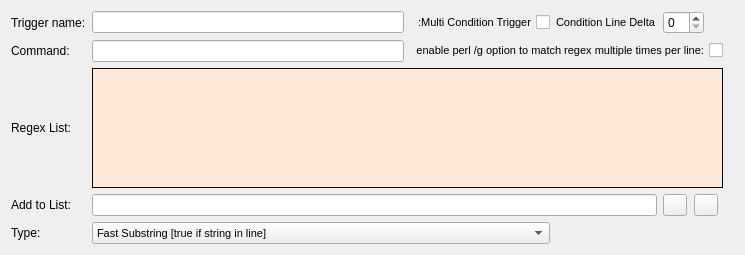
Old version of the form src/ui/triggers_main_area.ui in the repository Mudlet/Mudlet.
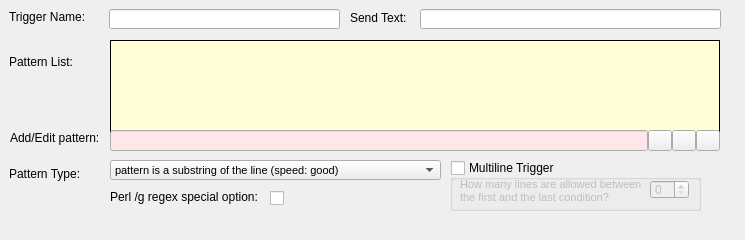
New version of the form. Icons and pictures are not drawn.

The edit to the form file:
```diff
--- a/src/ui/triggers_main_area.ui
+++ b/src/ui/triggers_main_area.ui
@@ -7,7 +7,7 @@
     <x>0</x>
     <y>0</y>
     <width>745</width>
-    <height>230</height>
+    <height>240</height>
    </rect>
   </property>
   <property name="sizePolicy">
@@ -16,127 +16,82 @@
     <verstretch>0</verstretch>
    </sizepolicy>
   </property>
+  <property name="minimumSize">
+   <size>
+    <width>0</width>
+    <height>240</height>
+   </size>
+  </property>
   <property name="maximumSize">
    <size>
     <width>16777215</width>
-    <height>230</height>
+    <height>250</height>
    </size>
   </property>
   <property name="windowTitle">
    <string>Form</string>
   </property>
-  <layout class="QGridLayout" name="gridLayout">
-   <item row="0" column="0">
     <widget class="QLabel" name="label_4">
-     <property name="text">
-      <string>Trigger name:</string>
-     </property>
-    </widget>
-   </item>
-   <item row="0" column="1">
-    <widget class="QLineEdit" name="lineEdit_trigger_name"/>
-   </item>
-   <item row="0" column="2">
-    <widget class="QCheckBox" name="checkBox_multlinetrigger">
-     <property name="sizePolicy">
-      <sizepolicy hsizetype="Fixed" vsizetype="Fixed">
-       <horstretch>0</horstretch>
-       <verstretch>0</verstretch>
-      </sizepolicy>
-     </property>
-     <property name="font">
-      <font>
-       <pointsize>8</pointsize>
-       <stylestrategy>PreferAntialias</stylestrategy>
-      </font>
-     </property>
-     <property name="toolTip">
-      <string>&lt;!DOCTYPE HTML PUBLIC &quot;-//W3C//DTD HTML 4.0//EN&quot; &quot;http://www.w3.org/TR/REC-html40/strict.dtd&quot;&gt;
-&lt;html&gt;&lt;head&gt;&lt;meta name=&quot;qrichtext&quot; content=&quot;1&quot; /&gt;&lt;style type=&quot;text/css&quot;&gt;
-p, li { white-space: pre-wrap; }
-&lt;/style&gt;&lt;/head&gt;&lt;body style=&quot; font-family:'DejaVu Sans'; font-size:8pt; font-weight:400; font-style:normal;&quot;&gt;
-&lt;p align=&quot;justify&quot; style=&quot; margin-top:0px; margin-bottom:0px; margin-left:0px; margin-right:0px; -qt-block-indent:0; text-indent:0px;&quot;&gt;Multiline Triggers: All conditions in the list must have matched within the specified margin of lines, in order to trigger the script. Normal triggers fire and run the script as soon as one of the conditions in the regex list is met i.e. if one of the regex/string matches match - or the Lua function condition return true, the trigger script is run. In multiline triggers, however, each single regex/string/Lua function condition in the list has to have matched within the specified margin of lines at least once to trigger the script. The sequence of the conditions is binding. This means if the 10th regex on the regex list would be matched on the eleventh line after the match of the first line happened, the trigger will *NOT* run unless the margin of lines is set to 11. If condition #3 is true but currently #2 is waiting to be true, condition #3 is ignored and must be true again after contidtion #2  has been true.&lt;/p&gt;&lt;/body&gt;&lt;/html&gt;</string>
-     </property>
-     <property name="layoutDirection">
-      <enum>Qt::RightToLeft</enum>
-     </property>
+   <property name="geometry">
+    <rect>
+     <x>9</x>
+     <y>9</y>
+     <width>79</width>
+     <height>16</height>
+    </rect>
+   </property>
      <property name="text">
-      <string>:Multi Condition Trigger</string>
-     </property>
-    </widget>
-   </item>
-   <item row="0" column="3">
-    <widget class="QLabel" name="label_3">
-     <property name="sizePolicy">
-      <sizepolicy hsizetype="Fixed" vsizetype="Fixed">
-       <horstretch>0</horstretch>
-       <verstretch>0</verstretch>
-      </sizepolicy>
-     </property>
-     <property name="font">
-      <font>
-       <pointsize>8</pointsize>
-      </font>
-     </property>
-     <property name="text">
-      <string>Condition Line Delta</string>
-     </property>
-    </widget>
-   </item>
-   <item row="0" column="4" colspan="2">
-    <widget class="QSpinBox" name="spinBox_linemargin">
-     <property name="sizePolicy">
-      <sizepolicy hsizetype="Fixed" vsizetype="Fixed">
-       <horstretch>0</horstretch>
-       <verstretch>0</verstretch>
-      </sizepolicy>
-     </property>
+    <string>Trigger Name:</string>
+   </property>
+  </widget>
+  <widget class="QLineEdit" name="lineEdit_trigger_name">
+   <property name="geometry">
+    <rect>
+     <x>109</x>
+     <y>9</y>
+     <width>231</width>
+     <height>20</height>
+    </rect>
+   </property>
      <property name="toolTip">
-      <string>Within how many lines must all condition be true to fire the trigger?</string>
-     </property>
-    </widget>
-   </item>
-   <item row="1" column="0">
+    <string>Chose a good name for your trigger. This name will be displayed in the trigger tree.</string>
+   </property>
+  </widget>
     <widget class="QLabel" name="label_5">
+   <property name="geometry">
+    <rect>
+     <x>350</x>
+     <y>10</y>
+     <width>58</width>
+     <height>16</height>
+    </rect>
+   </property>
      <property name="text">
-      <string>Command:</string>
-     </property>
-    </widget>
-   </item>
-   <item row="1" column="1">
-    <widget class="QLineEdit" name="trigger_command"/>
-   </item>
-   <item row="1" column="2" colspan="4">
-    <widget class="QCheckBox" name="perlSlashGOption">
-     <property name="sizePolicy">
-      <sizepolicy hsizetype="Fixed" vsizetype="Fixed">
-       <horstretch>0</horstretch>
-       <verstretch>0</verstretch>
-      </sizepolicy>
-     </property>
-     <property name="font">
-      <font>
-       <pointsize>8</pointsize>
-       <stylestrategy>PreferAntialias</stylestrategy>
-      </font>
+    <string>Send Text:</string>
+   </property>
+  </widget>
+  <widget class="QLineEdit" name="trigger_command">
+   <property name="geometry">
+    <rect>
+     <x>420</x>
+     <y>9</y>
+     <width>301</width>
+     <height>20</height>
+    </rect>
      </property>
      <property name="toolTip">
-      <string>&lt;!DOCTYPE HTML PUBLIC &quot;-//W3C//DTD HTML 4.0//EN&quot; &quot;http://www.w3.org/TR/REC-html40/strict.dtd&quot;&gt;
-&lt;html&gt;&lt;head&gt;&lt;meta name=&quot;qrichtext&quot; content=&quot;1&quot; /&gt;&lt;style type=&quot;text/css&quot;&gt;
-p, li { white-space: pre-wrap; }
-&lt;/style&gt;&lt;/head&gt;&lt;body style=&quot; font-family:'DejaVu Sans'; font-size:8pt; font-weight:400; font-style:normal;&quot;&gt;
-&lt;p align=&quot;justify&quot; style=&quot; margin-top:0px; margin-bottom:0px; margin-left:0px; margin-right:0px; -qt-block-indent:0; text-indent:0px;&quot;&gt;Multiline Triggers: All conditions in the list must have matched within the specified margin of lines, in order to trigger the script. Normal triggers fire and run the script as soon as one of the conditions in the regex list is met i.e. if one of the regex/string matches match - or the Lua function condition return true, the trigger script is run. In multiline triggers, however, each single regex/string/Lua function condition in the list has to have matched within the specified margin of lines at least once to trigger the script. The sequence of the conditions is binding. This means if the 10th regex on the regex list would be matched on the eleventh line after the match of the first line happened, the trigger will *NOT* run unless the margin of lines is set to 11. If condition #3 is true but currently #2 is waiting to be true, condition #3 is ignored and must be true again after contidtion #2  has been true.&lt;/p&gt;&lt;/body&gt;&lt;/html&gt;</string>
-     </property>
-     <property name="layoutDirection">
-      <enum>Qt::RightToLeft</enum>
-     </property>
-     <property name="text">
-      <string>enable perl /g option to match regex multiple times per line:</string>
-     </property>
-    </widget>
-   </item>
-   <item row="2" column="0">
+    <string>Type in what command you want the trigger to send to the MUD if it fires. (optional)</string>
+   </property>
+  </widget>
     <widget class="QLabel" name="label">
+   <property name="geometry">
+    <rect>
+     <x>9</x>
+     <y>54</y>
+     <width>68</width>
+     <height>16</height>
+    </rect>
+   </property>
      <property name="sizePolicy">
       <sizepolicy hsizetype="Fixed" vsizetype="Fixed">
        <horstretch>0</horstretch>
@@ -144,12 +99,18 @@
       </sizepolicy>
      </property>
      <property name="text">
-      <string>Regex List:</string>
-     </property>
-    </widget>
-   </item>
-   <item row="2" column="1" colspan="5">
+    <string>Pattern List:</string>
+   </property>
+  </widget>
     <widget class="QListWidget" name="listWidget_regex_list">
+   <property name="geometry">
+    <rect>
+     <x>110</x>
+     <y>40</y>
+     <width>610</width>
+     <height>96</height>
+    </rect>
+   </property>
      <property name="sizePolicy">
       <sizepolicy hsizetype="Expanding" vsizetype="Fixed">
        <horstretch>0</horstretch>
@@ -169,8 +130,8 @@
          <brush brushstyle="SolidPattern">
           <color alpha="255">
            <red>255</red>
-           <green>234</green>
-           <blue>218</blue>
+         <green>254</green>
+         <blue>215</blue>
           </color>
          </brush>
         </colorrole>
@@ -180,8 +141,8 @@
          <brush brushstyle="SolidPattern">
           <color alpha="255">
            <red>255</red>
-           <green>234</green>
-           <blue>218</blue>
+         <green>254</green>
+         <blue>215</blue>
           </color>
          </brush>
         </colorrole>
@@ -252,32 +213,103 @@
       <enum>QAbstractItemView::ScrollPerPixel</enum>
      </property>
     </widget>
-   </item>
-   <item row="2" column="6">
-    <widget class="QWidget" name="widget" native="true">
-     <property name="sizePolicy">
-      <sizepolicy hsizetype="Fixed" vsizetype="Fixed">
-       <horstretch>0</horstretch>
-       <verstretch>0</verstretch>
-      </sizepolicy>
-     </property>
-     <property name="minimumSize">
-      <size>
-       <width>5</width>
-       <height>5</height>
-      </size>
-     </property>
-    </widget>
-   </item>
-   <item row="3" column="0">
     <widget class="QLabel" name="label_2">
+   <property name="geometry">
+    <rect>
+     <x>10</x>
+     <y>130</y>
+     <width>94</width>
+     <height>16</height>
+    </rect>
+   </property>
      <property name="text">
-      <string>Add to List:</string>
-     </property>
-    </widget>
-   </item>
-   <item row="3" column="1" colspan="3">
+    <string>&lt;!DOCTYPE HTML PUBLIC &quot;-//W3C//DTD HTML 4.0//EN&quot; &quot;http://www.w3.org/TR/REC-html40/strict.dtd&quot;&gt;
+&lt;html&gt;&lt;head&gt;&lt;meta name=&quot;qrichtext&quot; content=&quot;1&quot; /&gt;&lt;style type=&quot;text/css&quot;&gt;
+p, li { white-space: pre-wrap; }
+&lt;/style&gt;&lt;/head&gt;&lt;body style=&quot; font-family:'Sans Serif'; font-size:9pt; font-weight:400; font-style:normal;&quot;&gt;
+&lt;p style=&quot; margin-top:0px; margin-bottom:0px; margin-left:0px; margin-right:0px; -qt-block-indent:0; text-indent:0px;&quot;&gt;&lt;span style=&quot; color:#000000;&quot;&gt;Add/Edit pattern:&lt;/span&gt;&lt;/p&gt;&lt;/body&gt;&lt;/html&gt;</string>
+   </property>
+  </widget>
+  <widget class="QLabel" name="label_6">
+   <property name="geometry">
+    <rect>
+     <x>9</x>
+     <y>166</y>
+     <width>73</width>
+     <height>16</height>
+    </rect>
+   </property>
+   <property name="text">
+    <string>Pattern Type:</string>
+   </property>
+  </widget>
+  <widget class="QWidget" name="widget_2" native="true">
+   <property name="geometry">
+    <rect>
+     <x>110</x>
+     <y>130</y>
+     <width>610</width>
+     <height>21</height>
+    </rect>
+   </property>
+   <property name="sizePolicy">
+    <sizepolicy hsizetype="Expanding" vsizetype="Fixed">
+     <horstretch>0</horstretch>
+     <verstretch>0</verstretch>
+    </sizepolicy>
+   </property>
+   <property name="minimumSize">
+    <size>
+     <width>0</width>
+     <height>21</height>
+    </size>
+   </property>
+   <layout class="QHBoxLayout" name="horizontalLayout">
+    <property name="spacing">
+     <number>0</number>
+    </property>
+    <property name="margin">
+     <number>0</number>
+    </property>
+    <item>
     <widget class="QLineEdit" name="lineEdit">
+      <property name="palette">
+       <palette>
+        <active>
+         <colorrole role="Base">
+          <brush brushstyle="SolidPattern">
+           <color alpha="255">
+            <red>255</red>
+            <green>230</green>
+            <blue>232</blue>
+           </color>
+          </brush>
+         </colorrole>
+        </active>
+        <inactive>
+         <colorrole role="Base">
+          <brush brushstyle="SolidPattern">
+           <color alpha="255">
+            <red>255</red>
+            <green>230</green>
+            <blue>232</blue>
+           </color>
+          </brush>
+         </colorrole>
+        </inactive>
+        <disabled>
+         <colorrole role="Base">
+          <brush brushstyle="SolidPattern">
+           <color alpha="255">
+            <red>255</red>
+            <green>255</green>
+            <blue>255</blue>
+           </color>
+          </brush>
+         </colorrole>
+        </disabled>
+       </palette>
+      </property>
      <property name="font">
       <font>
        <pointsize>8</pointsize>
@@ -286,8 +318,8 @@
      </property>
     </widget>
    </item>
-   <item row="3" column="4">
-    <widget class="QToolButton" name="toolButton_remove">
+    <item>
+     <widget class="QToolButton" name="toolButton_update">
      <property name="minimumSize">
       <size>
        <width>20</width>
@@ -303,7 +335,7 @@
      </property>
     </widget>
    </item>
-   <item row="3" column="5">
+    <item>
     <widget class="QToolButton" name="toolButton_add">
      <property name="minimumSize">
       <size>
@@ -320,31 +352,65 @@
      </property>
     </widget>
    </item>
-   <item row="3" column="6">
-    <spacer name="horizontalSpacer_3">
-     <property name="orientation">
-      <enum>Qt::Horizontal</enum>
-     </property>
-     <property name="sizeType">
-      <enum>QSizePolicy::Fixed</enum>
-     </property>
-     <property name="sizeHint" stdset="0">
+    <item>
+     <widget class="QToolButton" name="toolButton_remove">
+      <property name="minimumSize">
       <size>
-       <width>5</width>
+        <width>20</width>
        <height>20</height>
       </size>
      </property>
-    </spacer>
-   </item>
-   <item row="4" column="0">
-    <widget class="QLabel" name="label_6">
      <property name="text">
-      <string>Type:</string>
-     </property>
-    </widget>
-   </item>
-   <item row="4" column="1" colspan="2">
+       <string/>
+      </property>
+      <property name="icon">
+       <iconset resource="../mudlet_alpha.qrc">
+        <normaloff>:/icons/dialog-cancel.png</normaloff>:/icons/dialog-cancel.png</iconset>
+      </property>
+     </widget>
+    </item>
+   </layout>
+  </widget>
+  <widget class="QCheckBox" name="perlSlashGOption">
+   <property name="geometry">
+    <rect>
+     <x>270</x>
+     <y>190</y>
+     <width>16</width>
+     <height>16</height>
+    </rect>
+   </property>
+   <property name="sizePolicy">
+    <sizepolicy hsizetype="Fixed" vsizetype="Fixed">
+     <horstretch>0</horstretch>
+     <verstretch>0</verstretch>
+    </sizepolicy>
+   </property>
+   <property name="font">
+    <font>
+     <pointsize>8</pointsize>
+     <stylestrategy>PreferAntialias</stylestrategy>
+    </font>
+   </property>
+   <property name="toolTip">
+    <string>If you chose this option all perl regex pattern in this trigger will be matched repeatedly on the same line until they fail to match. This will get you all possible matches of the patterns per line. See manual for detail. </string>
+   </property>
+   <property name="layoutDirection">
+    <enum>Qt::LeftToRight</enum>
+   </property>
+   <property name="text">
+    <string/>
+   </property>
+  </widget>
     <widget class="QComboBox" name="comboBox_regexstyle">
+   <property name="geometry">
+    <rect>
+     <x>110</x>
+     <y>160</y>
+     <width>331</width>
+     <height>20</height>
+    </rect>
+   </property>
      <property name="sizePolicy">
       <sizepolicy hsizetype="Expanding" vsizetype="Fixed">
        <horstretch>0</horstretch>
@@ -404,7 +470,7 @@
      </property>
      <item>
       <property name="text">
-       <string>Fast Substring [true if string in line]</string>
+     <string>pattern is a substring of the line (speed: good)</string>
       </property>
      </item>
      <item>
@@ -423,24 +489,111 @@
       </property>
      </item>
     </widget>
-   </item>
-   <item row="4" column="6">
-    <spacer name="horizontalSpacer_2">
-     <property name="orientation">
-      <enum>Qt::Horizontal</enum>
-     </property>
-     <property name="sizeType">
-      <enum>QSizePolicy::Fixed</enum>
-     </property>
-     <property name="sizeHint" stdset="0">
-      <size>
-       <width>5</width>
-       <height>20</height>
-      </size>
-     </property>
-    </spacer>
-   </item>
-  </layout>
+  <widget class="QLabel" name="label_7">
+   <property name="geometry">
+    <rect>
+     <x>110</x>
+     <y>190</y>
+     <width>161</width>
+     <height>16</height>
+    </rect>
+   </property>
+   <property name="text">
+    <string>Perl /g regex special option:</string>
+   </property>
+   <property name="alignment">
+    <set>Qt::AlignLeading|Qt::AlignLeft|Qt::AlignTop</set>
+   </property>
+   <property name="wordWrap">
+    <bool>true</bool>
+   </property>
+   <property name="indent">
+    <number>0</number>
+   </property>
+  </widget>
+  <widget class="QGroupBox" name="checkBox_multlinetrigger">
+   <property name="geometry">
+    <rect>
+     <x>450</x>
+     <y>160</y>
+     <width>251</width>
+     <height>51</height>
+    </rect>
+   </property>
+   <property name="title">
+    <string>Multiline Trigger</string>
+   </property>
+   <property name="checkable">
+    <bool>true</bool>
+   </property>
+   <property name="checked">
+    <bool>false</bool>
+   </property>
+   <widget class="QSpinBox" name="spinBox_linemargin">
+    <property name="geometry">
+     <rect>
+      <x>200</x>
+      <y>20</y>
+      <width>39</width>
+      <height>19</height>
+     </rect>
+    </property>
+    <property name="sizePolicy">
+     <sizepolicy hsizetype="Fixed" vsizetype="Fixed">
+      <horstretch>0</horstretch>
+      <verstretch>0</verstretch>
+     </sizepolicy>
+    </property>
+    <property name="toolTip">
+     <string>Within how many lines must all condition be true to fire the trigger?</string>
+    </property>
+   </widget>
+   <widget class="QLabel" name="label_3">
+    <property name="geometry">
+     <rect>
+      <x>10</x>
+      <y>20</y>
+      <width>191</width>
+      <height>21</height>
+     </rect>
+    </property>
+    <property name="sizePolicy">
+     <sizepolicy hsizetype="Fixed" vsizetype="Fixed">
+      <horstretch>0</horstretch>
+      <verstretch>0</verstretch>
+     </sizepolicy>
+    </property>
+    <property name="font">
+     <font>
+      <pointsize>8</pointsize>
+     </font>
+    </property>
+    <property name="text">
+     <string>How many lines are allowed between the first and the last condition?</string>
+    </property>
+    <property name="wordWrap">
+     <bool>true</bool>
+    </property>
+   </widget>
+   <zorder>spinBox_linemargin</zorder>
+   <zorder>label_3</zorder>
+   <zorder>label_7</zorder>
+   <zorder>perlSlashGOption</zorder>
+  </widget>
+  <zorder>label_4</zorder>
+  <zorder>lineEdit_trigger_name</zorder>
+  <zorder>label_5</zorder>
+  <zorder>trigger_command</zorder>
+  <zorder>label</zorder>
+  <zorder>listWidget_regex_list</zorder>
+  <zorder>label_2</zorder>
+  <zorder>label_6</zorder>
+  <zorder>widget_2</zorder>
+  <zorder>perlSlashGOption</zorder>
+  <zorder>comboBox_regexstyle</zorder>
+  <zorder>label_7</zorder>
+  <zorder>checkBox_multlinetrigger</zorder>
+  <zorder>lineEdit</zorder>
  </widget>
  <resources>
   <include location="../mudlet_alpha.qrc"/>
```
Left out of the diff: 26 changed lines with no effect on the pictures. Lines whose indentation alone changed are shown as unchanged.
